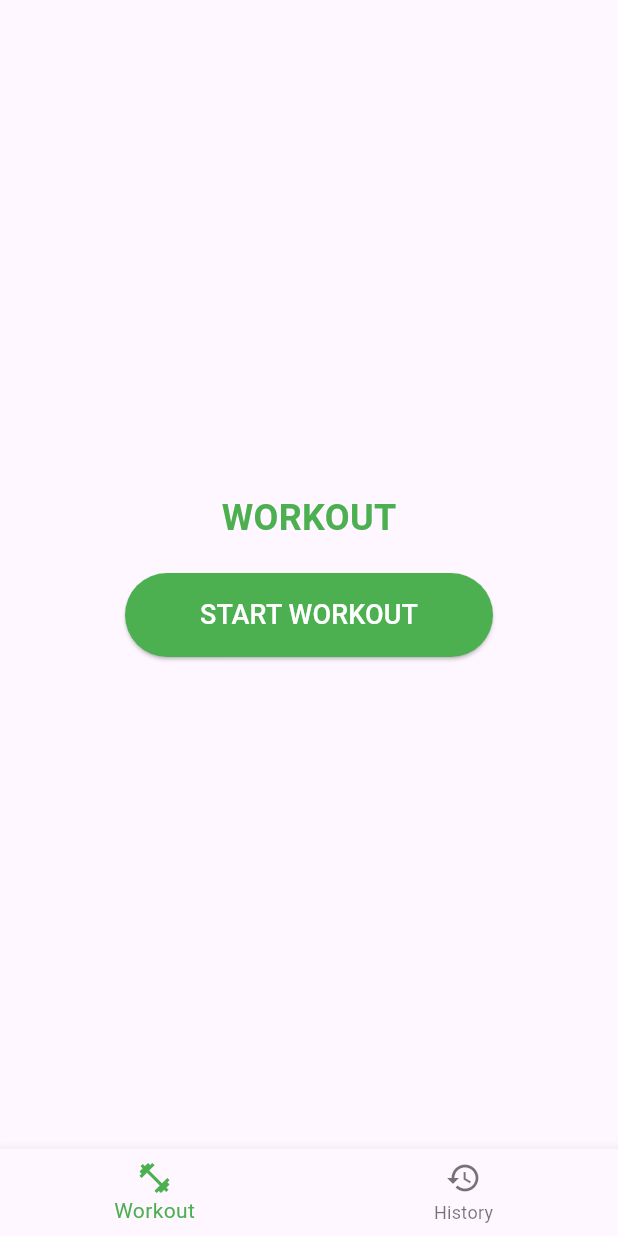
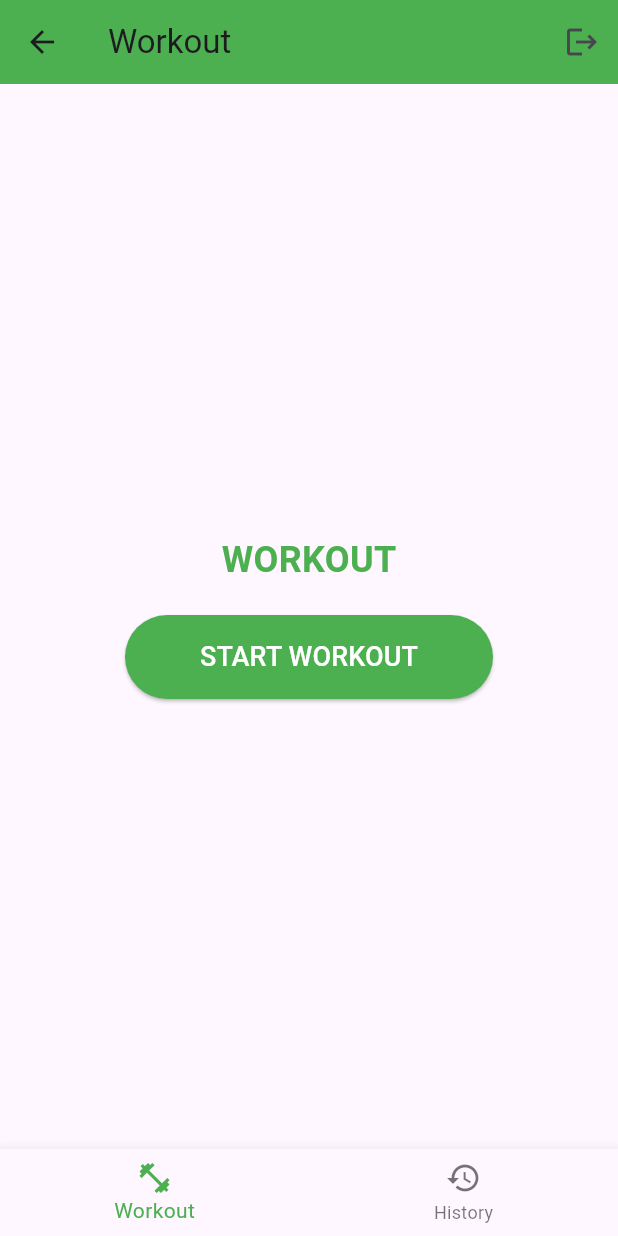
Before and after one commit to wiemkefli/workout-tracker, a Flutter app: the WorkoutPage screen opened by its route, on a phone screen of 412 x 824 dp. Run offline on Flutter 3.47's test engine with Material 3 defaults, Android fonts, the phone set to English and light mode, and no system bars; our stand-ins replace cloud_firestore, firebase_auth, firebase_core, loading_overlay, rflutter_alert; accounts and stored records are empty.

Commit message:
adding logout button

```diff
--- a/lib/main.dart
+++ b/lib/main.dart
@@ -1,5 +1,3 @@
-// ignore_for_file: use_key_in_widget_constructors
-
 import 'package:flutter/material.dart';
 import 'package:workoutamw/screens/home_screen.dart';
 import 'package:workoutamw/screens/login_screen.dart';
@@ -15,14 +13,15 @@ import 'package:workoutamw/screens/chest_workout.dart';
 import 'package:workoutamw/screens/leg_workout.dart';
 import 'package:workoutamw/screens/abs_workout.dart';
 
-
 void main() async {
   WidgetsFlutterBinding.ensureInitialized();
   await Firebase.initializeApp();
-  runApp(MyApp());
+  runApp(const MyApp());
 }
 
 class MyApp extends StatelessWidget {
+  const MyApp({super.key});
+
   @override
   Widget build(BuildContext context) {
     return MaterialApp(
@@ -33,6 +32,7 @@ class MyApp extends StatelessWidget {
       initialRoute: '/',
       routes: {
         '/': (context) => const HomeScreen(),
+        HomeScreen.id: (context) => const HomeScreen(), // Add this line
         LoginScreen.id: (context) => const LoginScreen(),
         SignUpScreen.id: (context) => const SignUpScreen(),
         WorkoutPage.id: (context) => const WorkoutPage(),
--- a/lib/screens/home_screen.dart
+++ b/lib/screens/home_screen.dart
@@ -23,7 +23,6 @@ class HomeScreen extends StatelessWidget {
                       const EdgeInsets.only(right: 15.0, left: 15, bottom: 15),
                   child: Column(
                     crossAxisAlignment: CrossAxisAlignment.center,
-                    //mainAxisAlignment: MainAxisAlignment.spaceEvenly,
                     children: [
                       const ScreenTitle(title: 'Hello'),
                       const Text(
@@ -32,8 +31,7 @@ class HomeScreen extends StatelessWidget {
                         style: TextStyle(
                           color: Colors.grey,
                           fontSize: 20,
-                          height: 10
-
+                          height: 1.5,
                         ),
                       ),
                       const SizedBox(
@@ -64,8 +62,6 @@ class HomeScreen extends StatelessWidget {
                       const SizedBox(
                         height: 25,
                       ),
-
-
                     ],
                   ),
                 ),
--- a/lib/screens/signup_screen.dart
+++ b/lib/screens/signup_screen.dart
@@ -41,7 +41,7 @@ class _SignUpScreenState extends State<SignUpScreen> {
               child: Column(
                 crossAxisAlignment: CrossAxisAlignment.stretch,
                 children: [
-                  const TopScreenImage(screenImageName: 'signup.png'),
+                 // const TopScreenImage(screenImageName: 'signup.png'),
                   Expanded(
                     flex: 2,
                     child: Padding(
--- a/lib/screens/workout.dart
+++ b/lib/screens/workout.dart
@@ -1,8 +1,7 @@
-// ignore_for_file: library_private_types_in_public_api
-
 import 'package:flutter/material.dart';
 import 'package:workoutamw/screens/active_workout.dart';
 import 'package:workoutamw/screens/history.dart';
+import 'package:workoutamw/screens/home_screen.dart'; // Import the HomeScreen
 
 class WorkoutPage extends StatefulWidget {
   const WorkoutPage({super.key});
@@ -10,6 +9,7 @@ class WorkoutPage extends StatefulWidget {
   static String id = 'workout_page';
 
   @override
+  // ignore: library_private_types_in_public_api
   _WorkoutPageState createState() => _WorkoutPageState();
 }
 
@@ -19,6 +19,18 @@ class _WorkoutPageState extends State<WorkoutPage> {
   @override
   Widget build(BuildContext context) {
     return Scaffold(
+      appBar: AppBar(
+        title: const Text('Workout'),
+        actions: [
+          IconButton(
+            icon: const Icon(Icons.logout),
+            onPressed: () {
+              Navigator.pushReplacementNamed(context, HomeScreen.id);
+            },
+          ),
+        ],
+        backgroundColor: Colors.green,
+      ),
       body: Center(
         child: Column(
           mainAxisAlignment: MainAxisAlignment.center,
```
Also changed, not shown: 1 other file.
